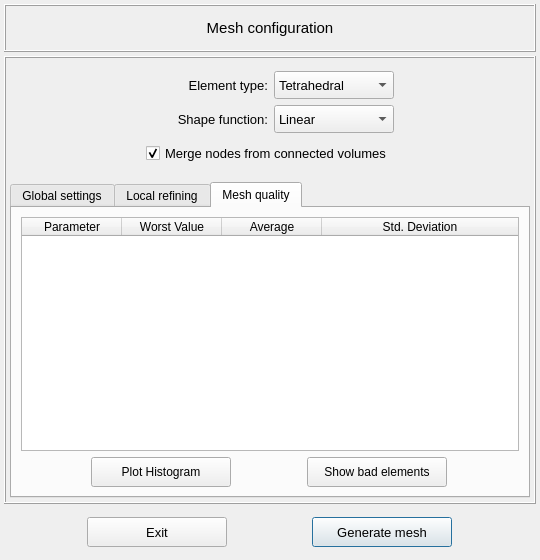
MOPT-UFSC/VIBRA, file vibra/interface/data/ui_files/mesh/mesher_setup.ui: the form before one commit.
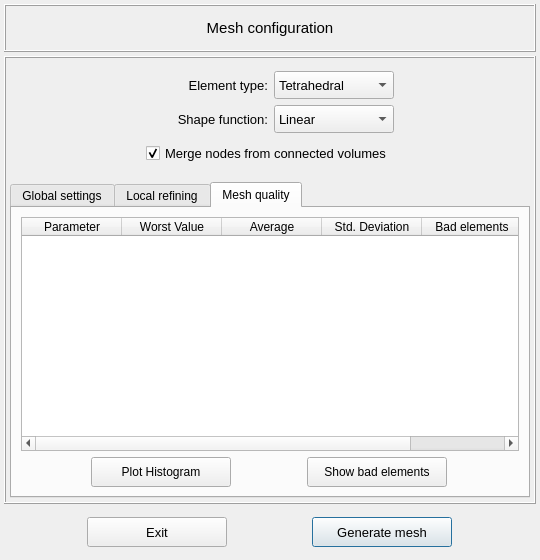
The form after the commit. The open tabs and pages were chosen to show the change.

Commit message: adds bad elements count to mesh quality table

```diff
--- a/vibra/interface/data/ui_files/mesh/mesher_setup.ui
+++ b/vibra/interface/data/ui_files/mesh/mesher_setup.ui
@@ -1387,6 +1387,11 @@
               <string>Std. Deviation</string>
              </property>
             </column>
+            <column>
+             <property name="text">
+              <string>Bad elements</string>
+             </property>
+            </column>
            </widget>
           </item>
           <item>
```
The commit also changes 4 other files.
